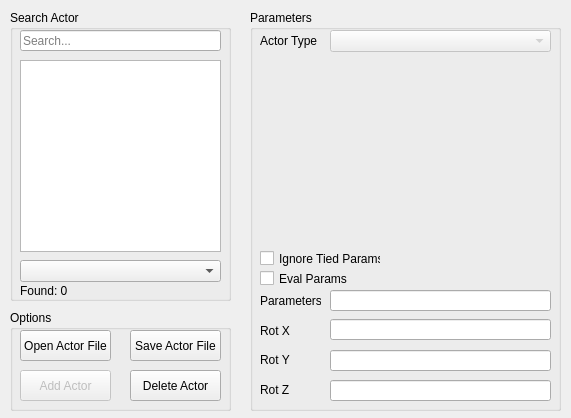
Above: res/MainWindow.ui from Yanis42/Cole before the change. Below: the same form after it.
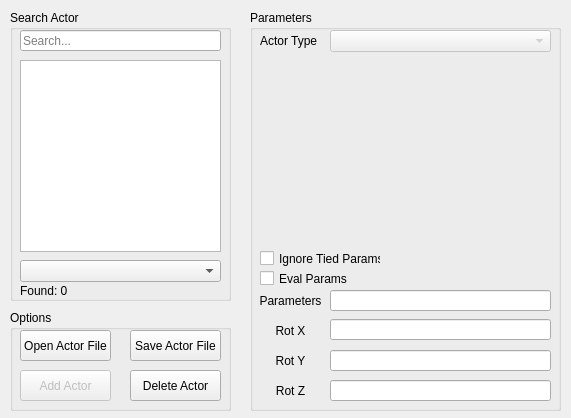
That is the form after the change.

Patch:
```diff
--- a/res/MainWindow.ui
+++ b/res/MainWindow.ui
@@ -178,58 +178,6 @@
       <bool>false</bool>
      </property>
     </widget>
-    <widget class="QLabel" name="paramLabel">
-     <property name="geometry">
-      <rect>
-       <x>10</x>
-       <y>280</y>
-       <width>61</width>
-       <height>21</height>
-      </rect>
-     </property>
-     <property name="text">
-      <string>Parameters</string>
-     </property>
-    </widget>
-    <widget class="QLabel" name="rotXLabel">
-     <property name="geometry">
-      <rect>
-       <x>10</x>
-       <y>310</y>
-       <width>51</width>
-       <height>21</height>
-      </rect>
-     </property>
-     <property name="text">
-      <string>Rot X</string>
-     </property>
-    </widget>
-    <widget class="QLabel" name="rotYLabel">
-     <property name="geometry">
-      <rect>
-       <x>10</x>
-       <y>340</y>
-       <width>51</width>
-       <height>20</height>
-      </rect>
-     </property>
-     <property name="text">
-      <string>Rot Y</string>
-     </property>
-    </widget>
-    <widget class="QLabel" name="rotZLabel">
-     <property name="geometry">
-      <rect>
-       <x>10</x>
-       <y>370</y>
-       <width>51</width>
-       <height>20</height>
-      </rect>
-     </property>
-     <property name="text">
-      <string>Rot Z</string>
-     </property>
-    </widget>
     <widget class="QLineEdit" name="rotXBox">
      <property name="geometry">
       <rect>
@@ -282,6 +230,118 @@
       <string>Eval Params</string>
      </property>
     </widget>
+    <widget class="QPushButton" name="paramLabel">
+     <property name="geometry">
+      <rect>
+       <x>0</x>
+       <y>280</y>
+       <width>81</width>
+       <height>21</height>
+      </rect>
+     </property>
+     <property name="acceptDrops">
+      <bool>false</bool>
+     </property>
+     <property name="autoFillBackground">
+      <bool>false</bool>
+     </property>
+     <property name="text">
+      <string>Parameters</string>
+     </property>
+     <property name="checkable">
+      <bool>false</bool>
+     </property>
+     <property name="default">
+      <bool>true</bool>
+     </property>
+     <property name="flat">
+      <bool>true</bool>
+     </property>
+    </widget>
+    <widget class="QPushButton" name="rotXLabel">
+     <property name="geometry">
+      <rect>
+       <x>0</x>
+       <y>310</y>
+       <width>81</width>
+       <height>21</height>
+      </rect>
+     </property>
+     <property name="acceptDrops">
+      <bool>false</bool>
+     </property>
+     <property name="autoFillBackground">
+      <bool>false</bool>
+     </property>
+     <property name="text">
+      <string>Rot X</string>
+     </property>
+     <property name="checkable">
+      <bool>false</bool>
+     </property>
+     <property name="default">
+      <bool>true</bool>
+     </property>
+     <property name="flat">
+      <bool>true</bool>
+     </property>
+    </widget>
+    <widget class="QPushButton" name="rotYLabel">
+     <property name="geometry">
+      <rect>
+       <x>0</x>
+       <y>340</y>
+       <width>81</width>
+       <height>21</height>
+      </rect>
+     </property>
+     <property name="acceptDrops">
+      <bool>false</bool>
+     </property>
+     <property name="autoFillBackground">
+      <bool>false</bool>
+     </property>
+     <property name="text">
+      <string>Rot Y</string>
+     </property>
+     <property name="checkable">
+      <bool>false</bool>
+     </property>
+     <property name="default">
+      <bool>true</bool>
+     </property>
+     <property name="flat">
+      <bool>true</bool>
+     </property>
+    </widget>
+    <widget class="QPushButton" name="rotZLabel">
+     <property name="geometry">
+      <rect>
+       <x>0</x>
+       <y>370</y>
+       <width>81</width>
+       <height>21</height>
+      </rect>
+     </property>
+     <property name="acceptDrops">
+      <bool>false</bool>
+     </property>
+     <property name="autoFillBackground">
+      <bool>false</bool>
+     </property>
+     <property name="text">
+      <string>Rot Z</string>
+     </property>
+     <property name="checkable">
+      <bool>false</bool>
+     </property>
+     <property name="default">
+      <bool>true</bool>
+     </property>
+     <property name="flat">
+      <bool>true</bool>
+     </property>
+    </widget>
    </widget>
    <widget class="QGroupBox" name="groupBox">
     <property name="geometry">
```
